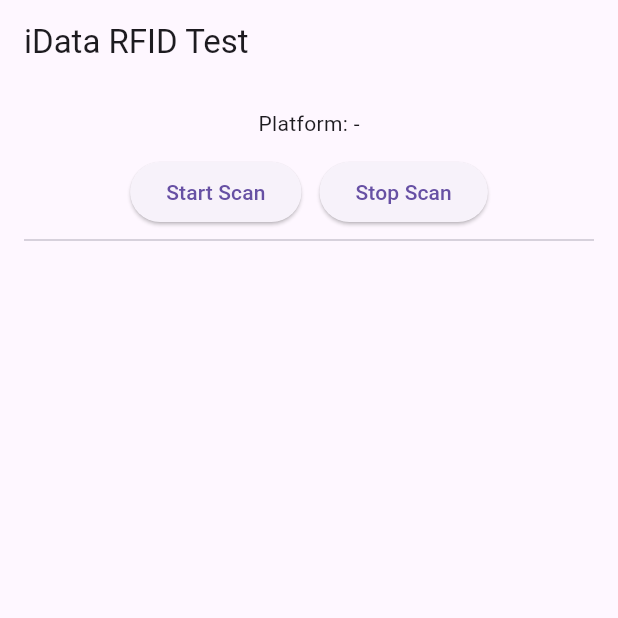
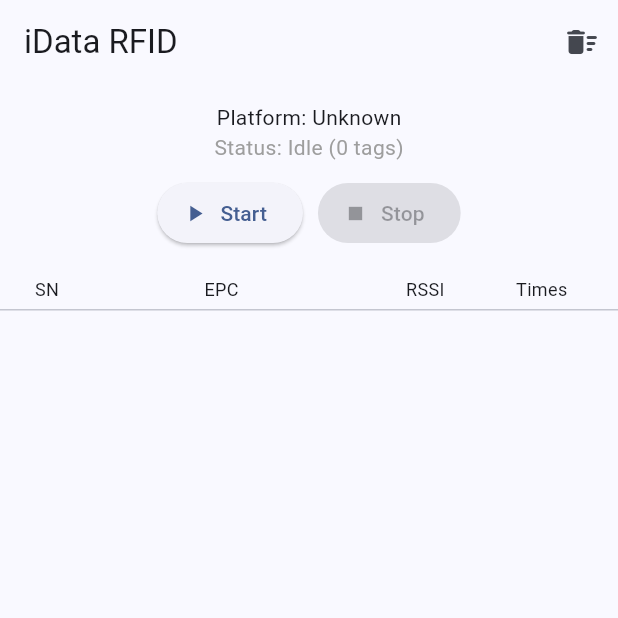
Before and after one commit to inisialkey/idata-rfid, a Flutter app: the screen it shows after launch, on a phone screen of 412 x 824 dp, the top half of it. Run offline on Flutter 3.47's test engine with Material 3 defaults, Android fonts, the phone set to English and light mode, and no system bars; our stand-ins replace plugin_platform_interface.

Commit message:
feat: read rfid epc

```diff
--- a/example/lib/main.dart
+++ b/example/lib/main.dart
@@ -14,35 +14,63 @@ class MyApp extends StatefulWidget {
   State<MyApp> createState() => _MyAppState();
 }
 
+class TagInfo {
+  final String epc;
+  int rssi;
+  int count;
+
+  TagInfo(this.epc, this.rssi, this.count);
+}
+
 class _MyAppState extends State<MyApp> {
-  String? platformVersion;
-  List<String> tags = [];
+  String platformVersion = 'Unknown';
+  final Map<String, TagInfo> _tags = {};
   StreamSubscription<String>? _subscription;
+  bool isScanning = false;
 
   @override
   void initState() {
     super.initState();
-    _init();
+    _initPlatform();
   }
 
-  Future<void> _init() async {
-    platformVersion = await IdataRfid.getPlatformVersion();
-    setState(() {});
+  Future<void> _initPlatform() async {
+    final version = await IdataRfid.getPlatformVersion() ?? 'Unknown';
+    setState(() => platformVersion = version);
   }
 
-  void _startScan() async {
+  Future<void> _startScan() async {
+    if (isScanning) return;
     await IdataRfid.startScan();
+    setState(() => isScanning = true);
 
-    _subscription = IdataRfid.tagStream.listen((tag) {
+    _subscription = IdataRfid.tagStream.listen((rawTag) {
+      // Format contoh: "EPC|RSSI" → E280689400005028A03601FB|-44
+      final parts = rawTag.split('|');
+      final epc = parts.isNotEmpty ? parts[0] : '';
+      final rssi = parts.length > 1 ? int.tryParse(parts[1]) ?? 0 : 0;
+
+      if (epc.isEmpty) return;
+
       setState(() {
-        tags.insert(0, tag); // tambahkan tag terbaru di atas
+        if (_tags.containsKey(epc)) {
+          _tags[epc]!.rssi = rssi;
+          _tags[epc]!.count++;
+        } else {
+          _tags[epc] = TagInfo(epc, rssi, 1);
+        }
       });
     });
   }
 
-  void _stopScan() async {
+  Future<void> _stopScan() async {
     await IdataRfid.stopScan();
-    _subscription?.cancel();
+    await _subscription?.cancel();
+    setState(() => isScanning = false);
+  }
+
+  void _clearTags() {
+    setState(() => _tags.clear());
   }
 
   @override
@@ -53,39 +81,170 @@ class _MyAppState extends State<MyApp> {
 
   @override
   Widget build(BuildContext context) {
+    final tagsList = _tags.values.toList().reversed.toList();
+
     return MaterialApp(
+      debugShowCheckedModeBanner: false,
+      theme: ThemeData(
+        useMaterial3: true,
+        colorScheme: ColorScheme.fromSeed(
+          seedColor: Colors.blueAccent,
+          brightness: Brightness.light,
+        ),
+      ),
       home: Scaffold(
-        appBar: AppBar(title: const Text('iData RFID Test')),
-        body: Padding(
-          padding: const EdgeInsets.all(16),
+        appBar: AppBar(
+          title: const Text('iData RFID'),
+          actions: [
+            IconButton(
+              icon: const Icon(Icons.delete_sweep_rounded),
+              onPressed: _clearTags,
+            ),
+          ],
+        ),
+        body: Column(
+          children: [
+            Padding(
+              padding: const EdgeInsets.all(12),
               child: Column(
                 children: [
-              Text('Platform: ${platformVersion ?? '-'}'),
-              const SizedBox(height: 12),
+                  Text('Platform: $platformVersion'),
+                  Text(
+                    'Status: ${isScanning ? "Scanning..." : "Idle"} (${_tags.length} tags)',
+                    style: TextStyle(
+                      color: isScanning ? Colors.greenAccent : Colors.grey,
+                    ),
+                  ),
+                  const SizedBox(height: 10),
                   Row(
                     mainAxisAlignment: MainAxisAlignment.center,
                     children: [
-                  ElevatedButton(
-                    onPressed: _startScan,
-                    child: const Text('Start Scan'),
+                      ElevatedButton.icon(
+                        icon: const Icon(Icons.play_arrow),
+                        label: const Text('Start'),
+                        onPressed: isScanning ? null : _startScan,
                       ),
-                  const SizedBox(width: 12),
-                  ElevatedButton(
-                    onPressed: _stopScan,
-                    child: const Text('Stop Scan'),
+                      const SizedBox(width: 10),
+                      ElevatedButton.icon(
+                        icon: const Icon(Icons.stop),
+                        label: const Text('Stop'),
+                        onPressed: isScanning ? _stopScan : null,
                       ),
                     ],
                   ),
-              const Divider(),
+                ],
+              ),
+            ),
+            Container(
+              // color: Colors.grey[900],
+              padding: const EdgeInsets.symmetric(vertical: 6, horizontal: 12),
+              child: const Row(
+                children: [
                   Expanded(
-                child: ListView.builder(
-                  itemCount: tags.length,
-                  itemBuilder: (_, i) => ListTile(title: Text(tags[i])),
+                    flex: 1,
+                    child: Text(
+                      'SN',
+                      textAlign: TextAlign.center,
+                      style: TextStyle(fontSize: 12),
+                    ),
+                  ),
+                  Expanded(
+                    flex: 5,
+                    child: Text(
+                      'EPC',
+                      textAlign: TextAlign.center,
+                      style: TextStyle(fontSize: 12),
+                    ),
+                  ),
+                  Expanded(
+                    flex: 2,
+                    child: Text(
+                      'RSSI',
+                      textAlign: TextAlign.center,
+                      style: TextStyle(fontSize: 12),
+                    ),
+                  ),
+                  Expanded(
+                    flex: 2,
+                    child: Text(
+                      'Times',
+                      textAlign: TextAlign.center,
+                      style: TextStyle(fontSize: 12),
                     ),
                   ),
                 ],
               ),
             ),
+            const Divider(height: 0),
+            Expanded(
+              child: ListView.builder(
+                itemCount: tagsList.length,
+                itemBuilder: (context, i) {
+                  final tag = tagsList[i];
+                  return Container(
+                    decoration: BoxDecoration(
+                      border: Border(
+                        bottom: BorderSide(color: Colors.grey[800]!),
+                      ),
+                    ),
+                    padding: const EdgeInsets.symmetric(
+                      vertical: 8,
+                      horizontal: 12,
+                    ),
+                    child: Row(
+                      children: [
+                        Expanded(
+                          flex: 1,
+                          child: Text(
+                            '${i + 1}',
+                            textAlign: TextAlign.center,
+                            style: const TextStyle(
+                              fontWeight: FontWeight.bold,
+                              fontSize: 11,
+                            ),
+                          ),
+                        ),
+                        Expanded(
+                          flex: 5,
+                          child: Text(
+                            tag.epc,
+                            textAlign: TextAlign.center,
+                            style: const TextStyle(
+                              fontFamily: 'monospace',
+                              fontSize: 11,
+                            ),
+                          ),
+                        ),
+                        Expanded(
+                          flex: 2,
+                          child: Text(
+                            '${tag.rssi}',
+                            textAlign: TextAlign.center,
+                            style: const TextStyle(
+                              color: Colors.orangeAccent,
+                              fontSize: 11,
+                            ),
+                          ),
+                        ),
+                        Expanded(
+                          flex: 2,
+                          child: Text(
+                            '${tag.count}',
+                            textAlign: TextAlign.center,
+                            style: const TextStyle(
+                              color: Colors.lightBlueAccent,
+                              fontSize: 11,
+                            ),
+                          ),
+                        ),
+                      ],
+                    ),
+                  );
+                },
+              ),
+            ),
+          ],
+        ),
       ),
     );
   }
```
Also changed, not shown: 3 other files. Lines whose indentation alone changed are shown as unchanged.
